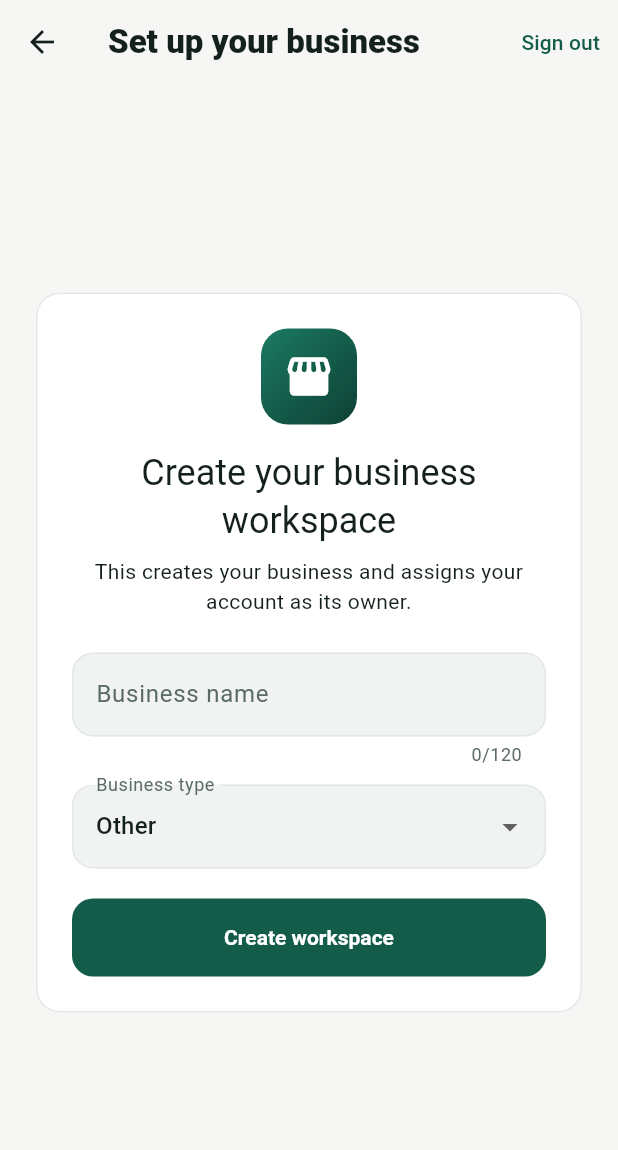
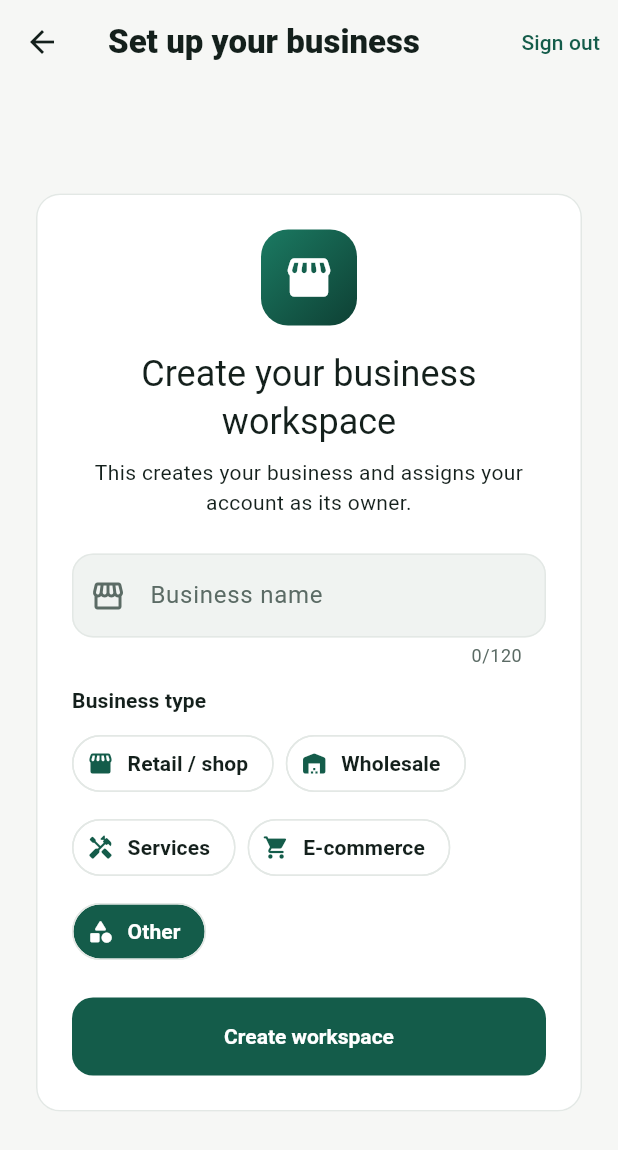
Before and after one commit to Abdulhaqueburiro/ai-business-operating-system, a Flutter app: the BusinessSetupScreen screen opened directly with empty values, on a phone screen of 412 x 824 dp. Shown: the top 1150 px of the screen. Run offline on Flutter 3.47's test engine with Material 3 defaults, Android fonts, the phone set to English and light mode, and no system bars; our stand-ins replace supabase_flutter; accounts and stored records are empty.

Commit message:
UI redesign phases 1-3

```diff
--- a/lib/features/business/presentation/business_setup_screen.dart
+++ b/lib/features/business/presentation/business_setup_screen.dart
@@ -118,7 +118,7 @@ class _BusinessSetupScreenState extends State<BusinessSetupScreen> {
                         decoration: const InputDecoration(
                           labelText: 'Business name',
                           hintText: 'e.g. My Store',
-                          border: OutlineInputBorder(),
+                          prefixIcon: Icon(Icons.storefront_outlined),
                         ),
                         maxLength: 120,
                         validator: (value) =>
@@ -127,39 +127,53 @@ class _BusinessSetupScreenState extends State<BusinessSetupScreen> {
                             : null,
                       ),
                       const SizedBox(height: 12),
-                      DropdownButtonFormField<String>(
-                        initialValue: _businessType,
-                        decoration: const InputDecoration(
-                          labelText: 'Business type',
-                          border: OutlineInputBorder(),
+                      Align(
+                        alignment: Alignment.centerLeft,
+                        child: Text(
+                          'Business type',
+                          style: Theme.of(context)
+                              .textTheme
+                              .titleSmall
+                              ?.copyWith(fontWeight: FontWeight.w700),
                         ),
-                        items: const [
-                          DropdownMenuItem(
-                            value: 'other',
-                            child: Text('Other'),
-                          ),
-                          DropdownMenuItem(
-                            value: 'retail',
-                            child: Text('Retail / shop'),
-                          ),
-                          DropdownMenuItem(
-                            value: 'services',
-                            child: Text('Services'),
-                          ),
-                          DropdownMenuItem(
-                            value: 'wholesale',
-                            child: Text('Wholesale'),
-                          ),
-                          DropdownMenuItem(
-                            value: 'ecommerce',
-                            child: Text('E-commerce'),
-                          ),
+                      ),
+                      const SizedBox(height: 8),
+                      Wrap(
+                        spacing: 8,
+                        runSpacing: 8,
+                        children: [
+                          for (final t in const [
+                            ['retail', 'Retail / shop', Icons.storefront_rounded],
+                            ['wholesale', 'Wholesale', Icons.warehouse_rounded],
+                            ['services', 'Services', Icons.handyman_rounded],
+                            ['ecommerce', 'E-commerce', Icons.shopping_cart_rounded],
+                            ['other', 'Other', Icons.category_rounded],
+                          ])
+                            ChoiceChip(
+                              avatar: Icon(
+                                t[2] as IconData,
+                                size: 18,
+                                color: _businessType == t[0]
+                                    ? Theme.of(context).colorScheme.onPrimary
+                                    : Theme.of(context).colorScheme.primary,
+                              ),
+                              label: Text(t[1] as String),
+                              selected: _businessType == t[0],
+                              showCheckmark: false,
+                              selectedColor: Theme.of(context).colorScheme.primary,
+                              labelStyle: TextStyle(
+                                fontWeight: FontWeight.w700,
+                                color: _businessType == t[0]
+                                    ? Theme.of(context).colorScheme.onPrimary
+                                    : Theme.of(context).colorScheme.onSurface,
+                              ),
+                              onSelected: _busy
+                                  ? null
+                                  : (_) => setState(
+                                        () => _businessType = t[0] as String,
+                                      ),
+                            ),
                         ],
-                        onChanged: _busy
-                            ? null
-                            : (value) => setState(
-                                () => _businessType = value ?? 'other',
-                              ),
                       ),
                       if (_error != null) ...[
                         const SizedBox(height: 12),
```
